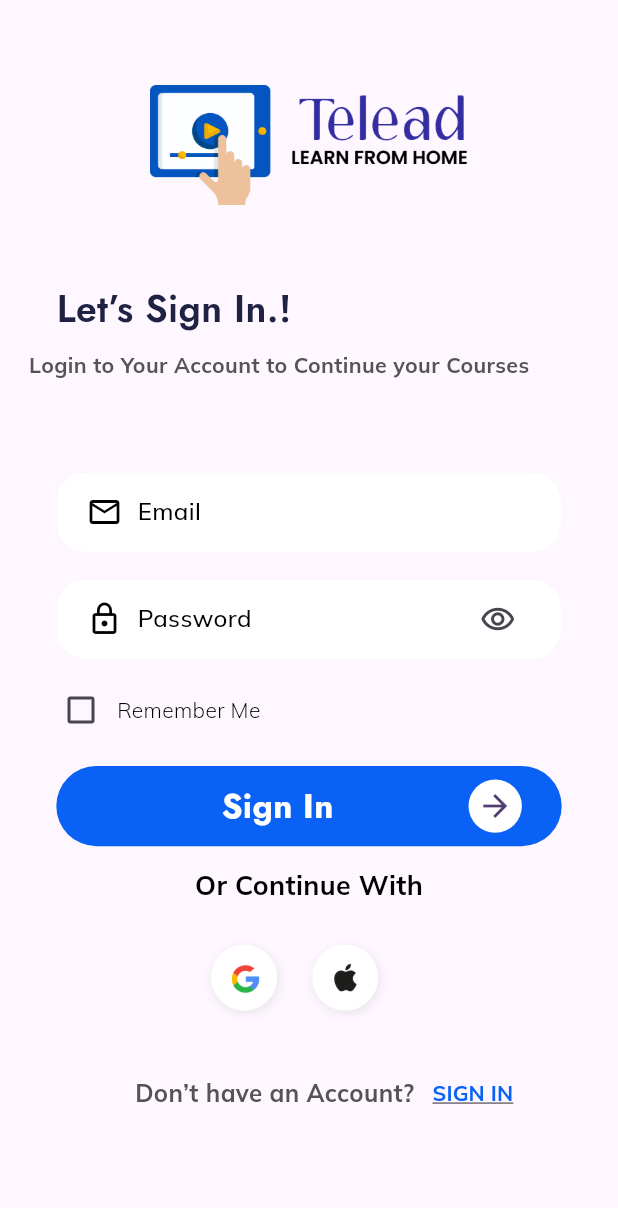
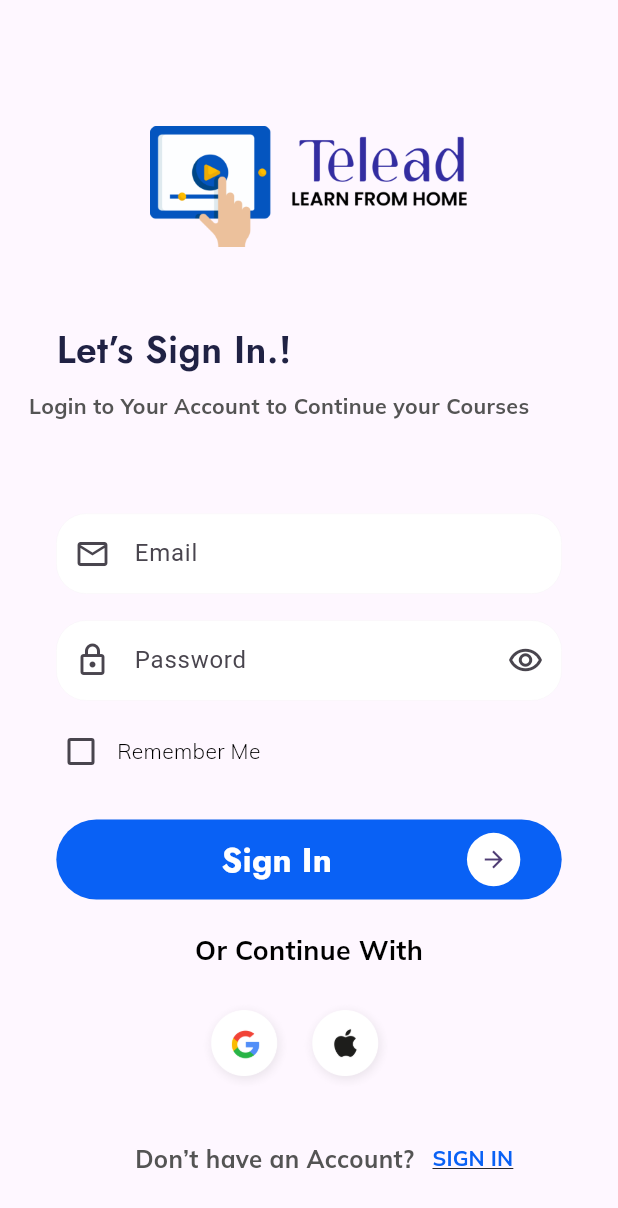
Before and after one commit to jaysonjyo/E-Learning-App, a Flutter app: the screen it shows after launch, after a tap on "SIGN IN", on a phone screen of 412 x 824 dp. Shown: the top 1208 px of the screen. Run offline on Flutter 3.47's test engine with Material 3 defaults, Android fonts, the phone set to English and light mode, and no system bars; our stand-ins replace carousel_slider, firebase_core, flutter_screenutil, font_awesome_flutter, google_fonts; accounts and stored records are empty.

Commit message:
second commit

```diff
--- a/lib/first.dart
+++ b/lib/first.dart
@@ -12,8 +12,9 @@
 }
 
 class _Screen1State extends State<Screen1> {
-  bool ischecked=false;
-  bool value=false;
+  bool ischecked = false;
+  bool value = false;
+
   @override
   Widget build(BuildContext context) {
     return Scaffold(
@@ -21,60 +22,42 @@
         child: Center(
           child: Padding(
             padding: const EdgeInsets.only(top: 30),
+            child: SingleChildScrollView(
               child: Column(
                 children: [
-                SizedBox(width: 220.w,height: 150.h,
+                  SizedBox(
+                      width: 220.w,
+                      height: 150.h,
                       child: Image.asset("assets/LOGO.png")),
                   Padding(
-              padding: const EdgeInsets.only(right: 150,top: 25),
+                    padding: const EdgeInsets.only(right: 150, top: 25),
                     child: Text(
                       'Getting Started.!',
-                  style:GoogleFonts.jost(
-                      textStyle:  TextStyle(
+                      style: GoogleFonts.jost(
+                          textStyle: TextStyle(
                         color: Color(0xFF202244),
                         fontSize: 28.sp,
-
                         fontWeight: FontWeight.w600,
-                  )
+                      )),
                     ),
-                ),),
+                  ),
                   Padding(
-                  padding: const EdgeInsets.only(right: 35,top: 10),
+                    padding: const EdgeInsets.only(right: 35, top: 10),
                     child: Text(
                       'Create an Account to Continue your allCourses',
-                    style:GoogleFonts.mulish(
-                      textStyle:  TextStyle(
+                      style: GoogleFonts.mulish(
+                        textStyle: TextStyle(
                           color: Color(0xFF545454),
                           fontSize: 16.sp,
                           fontWeight: FontWeight.w700,
                           height: 0,
-                    ),),
-                  ),
-                ),
-                SizedBox(height: 70.h,),
-                Container(
-                  width: 350.w,
-                  height: 60.h,
-                  decoration: ShapeDecoration(
-                      color:Colors.white,
-                      shape: RoundedRectangleBorder(
-                          borderRadius: BorderRadius.circular(20),
-                          side: BorderSide(width: 0.10.w, color: Colors.black12))),
-                  child: Padding(
-                    padding: const EdgeInsets.only(left: 20),
-                    child: Row(
-                      children: [
-                        Icon(Icons.email_outlined,color: Colors.black,),
-                        Padding(
-                          padding: const EdgeInsets.only(left: 10),
-                          child: Text("Email",style:GoogleFonts.mulish(
-                            textStyle:  TextStyle(color: Colors.black,fontSize:18.sp,fontWeight: FontWeight.w500),),
-                        ),)
-                      ],
                         ),
                       ),
                     ),
-                SizedBox(height: 20.h,),
+                  ),
+                  SizedBox(
+                    height: 70.h,
+                  ),
                   Container(
                     width: 350.w,
                     height: 60.h,
@@ -82,62 +65,98 @@
                         color: Colors.white,
                         shape: RoundedRectangleBorder(
                             borderRadius: BorderRadius.circular(20),
-                          side: BorderSide(width: 0.10.w, color: Colors.black12))),
-
-
-                     child: Padding(
-                         padding: const EdgeInsets.only(left: 20),
-                    child: Row(
-                    children: [
-                      Icon(Icons.lock_outline,color: Colors.black,),
-                      Padding(
-                        padding: const EdgeInsets.only(left: 10),
-                        child: Text("Password",style:GoogleFonts.mulish(
-                          textStyle:  TextStyle(color: Colors.black,fontSize: 18.sp,fontWeight: FontWeight.w500),),
-                      ),),
-                      Padding(
-                       padding: const EdgeInsets.only(left: 140),
-                       child: IconButton(
-
-                            icon:value==true?
-                            FaIcon(FontAwesomeIcons.eyeSlash):Icon(Icons.remove_red_eye_outlined),
-
+                            side: BorderSide(
+                                width: 0.10.w, color: Colors.black12))),
+                    child: TextField(
+                      decoration: InputDecoration(
+                        prefixIcon: Icon(Icons.email_outlined),
+                        border: OutlineInputBorder(borderSide: BorderSide.none),
+                        labelText: "Email",
+                      ),
+                    ),
+                  ),
+                  SizedBox(
+                    height: 20.h,
+                  ),
+                  Container(
+                      width: 350.w,
+                      height: 60.h,
+                      decoration: ShapeDecoration(
+                          color: Colors.white,
+                          shape: RoundedRectangleBorder(
+                              borderRadius: BorderRadius.circular(20),
+                              side: BorderSide(
+                                  width: 0.10.w, color: Colors.black12))),
+                      child: TextField(
+                        decoration: InputDecoration(
+                            prefixIcon: Icon(Icons.lock_outline),
+                            suffixIcon: IconButton(
+                              icon: value == true
+                                  ? FaIcon(FontAwesomeIcons.eyeSlash)
+                                  : Icon(Icons.remove_red_eye_outlined),
                               onPressed: () {
                                 setState(() {
-                                value =! value;
+                                  value = !value;
+                                });
+                              },
+                            ),
+                            border:
+                                OutlineInputBorder(borderSide: BorderSide.none),
+                            labelText: "Password"),
+                      )
 
-                              });
-                            }
+                      // Padding(
+                      //   padding: const EdgeInsets.only(left: 140),
+                      //   child: IconButton(
+                      //       icon: value == true
+                      //           ? FaIcon(FontAwesomeIcons.eyeSlash)
+                      //           : Icon(Icons.remove_red_eye_outlined),
+                      //       onPressed: () {
+                      //         setState(() {
+                      //           value = !value;
+                      //         });
+                      //       }),
+                      // ),
+
                       ),
-                     ),
-                    ],)
-                  ),
-                ),
-
                   Padding(
-                  padding: const EdgeInsets.only(left: 30,top: 10),
+                    padding: const EdgeInsets.only(left: 30, top: 10),
                     child: Row(
                       children: [
                         Padding(
-                        padding: const EdgeInsets.only(left: 10,right: 10),
-                        child: CircleAvatar(backgroundColor: Colors.green,radius: 15,
+                          padding: const EdgeInsets.only(left: 10, right: 10),
+                          child: CircleAvatar(
+                            backgroundColor: Colors.green,
+                            radius: 15,
                             child: Checkbox(
-                            value: ischecked,activeColor:Colors.white,
-                            shape: CircleBorder(),checkColor: Colors.green,
-                            onChanged: ( value) {
-                              setState(() {
-                               ischecked =! ischecked;
-                              },);
+                              value: ischecked,
+                              activeColor: Colors.white,
+                              shape: CircleBorder(),
+                              checkColor: Colors.green,
+                              onChanged: (value) {
+                                setState(
+                                  () {
+                                    ischecked = !ischecked;
+                                  },
+                                );
                               },
                             ),
                           ),
                         ),
-                      Text("Agree to Terms & Con",style:GoogleFonts.mulish(
-                        textStyle:  TextStyle(color: Colors.black,fontWeight: FontWeight.w300),),),
+                        Text(
+                          "Agree to Terms & Con",
+                          style: GoogleFonts.mulish(
+                            textStyle: TextStyle(
+                                color: Colors.black,
+                                fontWeight: FontWeight.w300),
+                          ),
+                        ),
                       ],
                     ),
                   ),
-                SizedBox(height: 15.h,),
+                  SizedBox(
+                    height: 15.h,
+                  ),
                   Container(
                     width: 350.w,
                     height: 60.h,
@@ -145,75 +164,90 @@
                         color: Color(0xFF0961F5),
                         shape: RoundedRectangleBorder(
                             borderRadius: BorderRadius.circular(30),
-                          side: BorderSide(width: 0.10.w, color: Colors.black12))),
+                            side: BorderSide(
+                                width: 0.10.w, color: Colors.black12))),
                     child: Padding(
                       padding: const EdgeInsets.only(left: 110),
                       child: Row(
                         children: [
                           Text(
                             "Sign Up",
-                          style:GoogleFonts.jost(
-                            textStyle:  TextStyle(
-                            color:Colors.white,
+                            style: GoogleFonts.jost(
+                              textStyle: TextStyle(
+                                color: Colors.white,
                                 fontSize: 25.sp,
-
                                 fontWeight: FontWeight.w700,
                               ),
                             ),
                           ),
                           Padding(
                             padding: const EdgeInsets.only(left: 90),
-                          child: CircleAvatar(backgroundColor: Colors.white,radius: 20.r,
-                          child: Icon(Icons.arrow_forward),),
+                            child: CircleAvatar(
+                              backgroundColor: Colors.white,
+                              radius: 20.r,
+                              child: Icon(Icons.arrow_forward),
+                            ),
                           )
                         ],
                       ),
                     ),
                   ),
-                SizedBox(height: 15.h,),
+                  SizedBox(
+                    height: 15.h,
+                  ),
                   Text(
                     "Or Continue With",
-                  style:GoogleFonts.mulish(
-                    textStyle:  TextStyle(
-                    color:Colors.black,
+                    style: GoogleFonts.mulish(
+                      textStyle: TextStyle(
+                        color: Colors.black,
                         fontSize: 20.sp,
                         fontWeight: FontWeight.w700,
                       ),
                     ),
                   ),
                   Padding(
-                  padding: const EdgeInsets.only(left: 130,top: 20),
+                    padding: const EdgeInsets.only(left: 130, top: 20),
                     child: Row(
                       children: [
-                      SizedBox(width: 70.w,height: 70.h,
+                        SizedBox(
+                            width: 70.w,
+                            height: 70.h,
                             child: Image.asset("assets/a.png")),
-                     SizedBox(width: 70.w,height: 70.h,
+                        SizedBox(
+                            width: 70.w,
+                            height: 70.h,
                             child: Image.asset("assets/b.png"))
                       ],
                     ),
                   ),
                   Padding(
-                  padding: const EdgeInsets.only(left: 90,top: 20),
+                    padding: const EdgeInsets.only(left: 90, top: 20),
                     child: Row(
                       children: [
-                      Text('Already have an Account? ',
+                        Text(
+                          'Already have an Account? ',
                           style: GoogleFonts.mulish(
                             textStyle: TextStyle(
                               color: Color(0xFF545454),
                               fontSize: 18.sp,
                               fontWeight: FontWeight.w700,
                               height: 0.h,
-                      ),),
                             ),
-                      TextButton(onPressed: (){
-                        Navigator.of(context).push(MaterialPageRoute(builder: (_)=>Screen2()));
+                          ),
+                        ),
+                        TextButton(
+                          onPressed: () {
+                            Navigator.of(context).push(
+                                MaterialPageRoute(builder: (_) => Screen2()));
                           },
-                        child: Text('SIGN IN',
+                          child: Text(
+                            'SIGN IN',
                             style: TextStyle(
                               color: Color(0xFF0961F5),
                               fontSize: 16.sp,
                               fontWeight: FontWeight.w700,
-                            height: 0.h,decoration: TextDecoration.underline,
+                              height: 0.h,
+                              decoration: TextDecoration.underline,
                             ),
                           ),
                         ),
@@ -225,6 +259,7 @@
             ),
           ),
         ),
+      ),
     );
   }
 }
--- a/lib/second.dart
+++ b/lib/second.dart
@@ -1,3 +1,4 @@
+import 'package:firebase_base/three.dart';
 import 'package:flutter/material.dart';
 import 'package:flutter_screenutil/flutter_screenutil.dart';
 import 'package:font_awesome_flutter/font_awesome_flutter.dart';
@@ -23,6 +24,7 @@
         child: Center(
           child: Padding(
             padding: const EdgeInsets.only(top: 30),
+            child: SingleChildScrollView(
               child: Column(
                 children: [
                   SizedBox(
@@ -68,29 +70,15 @@
                             borderRadius: BorderRadius.circular(20),
                             side: BorderSide(
                                 width: 0.10.w, color: Colors.black12))),
-                  child: Padding(
-                    padding: const EdgeInsets.only(left: 20),
-                    child: Row(
-                      children: [
-                        Icon(
-                          Icons.email_outlined,
-                          color: Colors.black,
+                    child: TextField(
+                      decoration: InputDecoration(
+                          prefixIcon: Icon(Icons.email_outlined),
+                          border: OutlineInputBorder(
+                            borderSide: BorderSide.none,
                           ),
-                        Padding(
-                          padding: const EdgeInsets.only(left: 10),
-                          child: Text(
-                            "Email",
-                            style: GoogleFonts.mulish(
-                              textStyle: TextStyle(
-                                  color: Colors.black,
-                                  fontSize: 18.sp,
-                                  fontWeight: FontWeight.w500),
+                          labelText: "Email"),
                     ),
-                          ),
-                        )
-                      ],
-                    ),
-                  ),
+
                   ),
                   SizedBox(
                     height: 20.h,
@@ -104,40 +92,23 @@
                             borderRadius: BorderRadius.circular(20),
                             side: BorderSide(
                                 width: 0.10.w, color: Colors.black12))),
-                  child: Padding(
-                      padding: const EdgeInsets.only(left: 20),
-                      child: Row(
-                        children: [
-                          Icon(
-                            Icons.lock_outline,
-                            color: Colors.black,
-                          ),
-                          Padding(
-                            padding: const EdgeInsets.only(left: 10),
-                            child: Text(
-                              "Password",
-                              style: GoogleFonts.mulish(
-                                textStyle: TextStyle(
-                                    color: Colors.black,
-                                    fontSize: 18.sp,
-                                    fontWeight: FontWeight.w500),
-                              ),
-                            ),
-                          ),
-                          Padding(
-                            padding: const EdgeInsets.only(left: 140),
-                            child: IconButton(
+                    child: TextField(
+                      decoration: InputDecoration(
+                          prefixIcon: Icon(Icons.lock_outlined),
+                          suffixIcon: IconButton(
                             icon: values == true
                                 ? FaIcon(FontAwesomeIcons.eyeSlash)
                                 : Icon(Icons.remove_red_eye_outlined),
                             onPressed: () {
                               setState(() {
-                                    values = !values;
+                                values=!values;
                               });
-                                }),
+                            },
                           ),
-                        ],
-                      )),
+                          border: OutlineInputBorder(borderSide: BorderSide.none),
+                          labelText: "Password"),
+                    ),
+
                   ),
                   Padding(
                     padding: const EdgeInsets.only(left: 30, top: 10),
@@ -165,7 +136,8 @@
                   SizedBox(
                     height: 15.h,
                   ),
-                Container(
+                  TextButton(onPressed: (){Navigator.of(context).push(MaterialPageRoute(builder: (_)=>Screen3()));},
+                    child: Container(
                       width: 350.w,
                       height: 60.h,
                       decoration: ShapeDecoration(
@@ -197,6 +169,7 @@
                               ),
                             )
                           ],
+                        ),
                       ),
                     ),
                   ),
@@ -269,6 +242,7 @@
             ),
           ),
         ),
+      ),
     );
   }
 }
--- a/pubspec.yaml
+++ b/pubspec.yaml
@@ -39,6 +39,7 @@
   flutter_screenutil: ^5.9.3
   google_fonts: ^6.2.1
   font_awesome_flutter: ^10.7.0
+  carousel_slider: ^4.2.1
 
 dev_dependencies:
   flutter_test:
```
Also changed, not shown: lib/three.dart (added, +161 -0 lines), pubspec.lock. Lines whose indentation alone changed are shown as unchanged.
